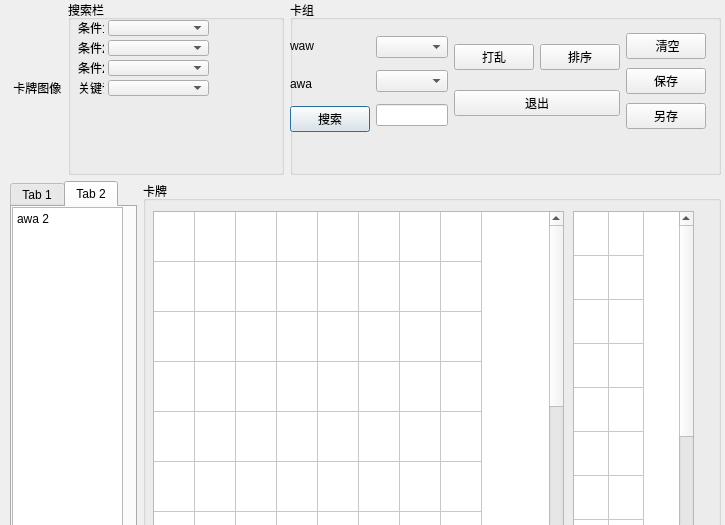
Qt form cardsetting.ui (xiaxiaoguang/QTproject) before a commit.
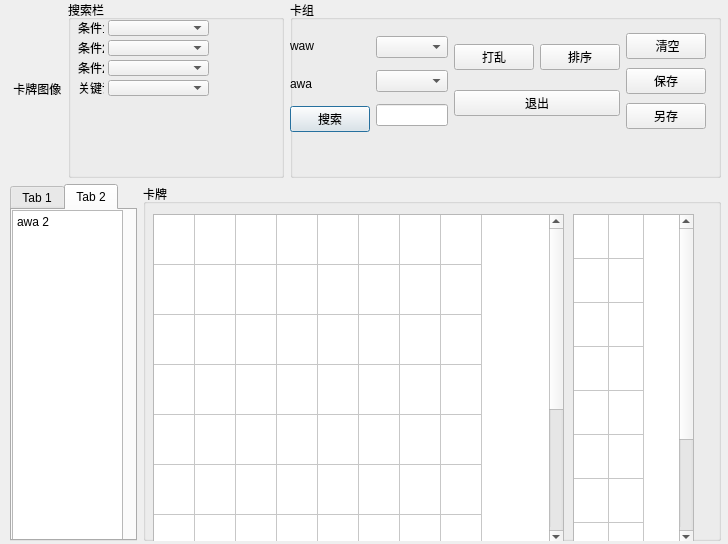
The same form after that commit.

```diff
--- a/cardsetting.ui
+++ b/cardsetting.ui
@@ -6,20 +6,20 @@
    <rect>
     <x>0</x>
     <y>0</y>
-    <width>725</width>
-    <height>525</height>
+    <width>728</width>
+    <height>544</height>
    </rect>
   </property>
   <property name="windowTitle">
    <string>Dialog</string>
   </property>
-  <widget class="QWidget" name="">
+  <widget class="QWidget" name="layoutWidget">
    <property name="geometry">
     <rect>
      <x>10</x>
      <y>0</y>
      <width>711</width>
-     <height>531</height>
+     <height>541</height>
     </rect>
    </property>
    <layout class="QVBoxLayout" name="verticalLayout_5" stretch="2,4">
@@ -136,7 +136,7 @@
         <property name="title">
          <string>卡组</string>
         </property>
-        <widget class="QWidget" name="">
+        <widget class="QWidget" name="layoutWidget">
          <property name="geometry">
           <rect>
            <x>0</x>
```
